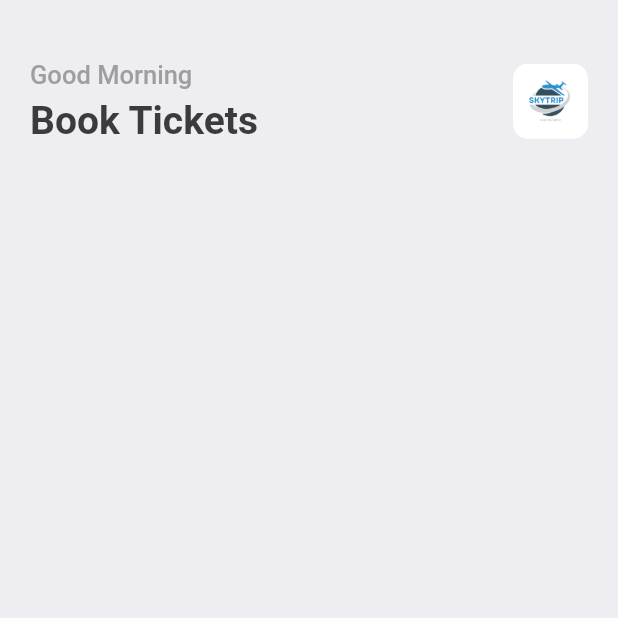
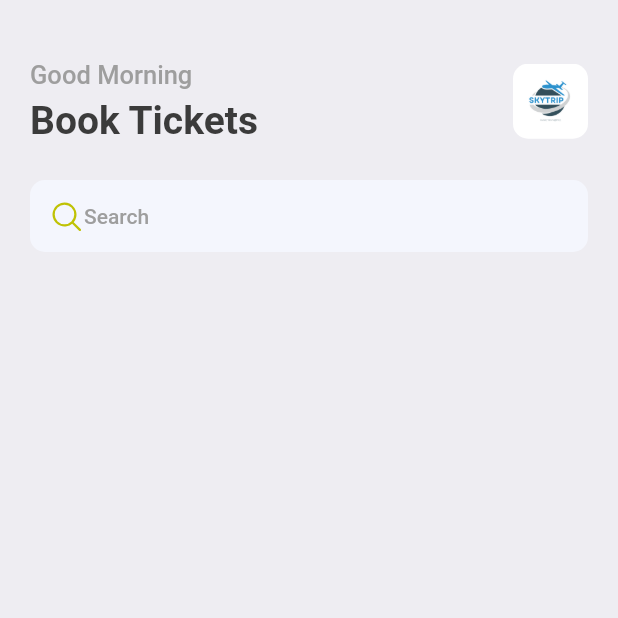
Before and after one commit to aayushgulia666/ticket_booking, a Flutter app: the screen it shows after launch, on a phone screen of 412 x 824 dp, the top half of it. Run offline on Flutter 3.47's test engine with Material 2 defaults, Android fonts, the phone set to English and light mode, and no system bars; our stand-ins replace fluentui_system_icons, gap.

Commit message:
Search bar created..

```diff
--- a/lib/screens/home.dart
+++ b/lib/screens/home.dart
@@ -1,3 +1,4 @@
+import 'package:fluentui_system_icons/fluentui_system_icons.dart';
 import 'package:flutter/cupertino.dart';
 import 'package:flutter/material.dart';
 import 'package:gap/gap.dart';
@@ -39,9 +40,23 @@ class HomeScreen extends StatelessWidget {
                           image: AssetImage("assets/images/app_icon.png")
                         )
                       ),
-                    )
+                    ),
                   ],
-                )
+                ),
+                const Gap(25),
+                Container(
+                  decoration: BoxDecoration(
+                    borderRadius: BorderRadius.circular(10),
+                    color: const Color(0xFFF4F6FD),
+                  ),
+                  padding: const EdgeInsets.symmetric(horizontal: 12, vertical: 12),
+                  child: Row(
+                    children:  [
+                      const Icon(FluentIcons.search_16_regular, color: Color(0xFFBFC205),),
+                      Text("Search", style: Styles.headlineStyle4,)
+                    ],
+                  ),
+                ),
               ],
             ),
           )
```
